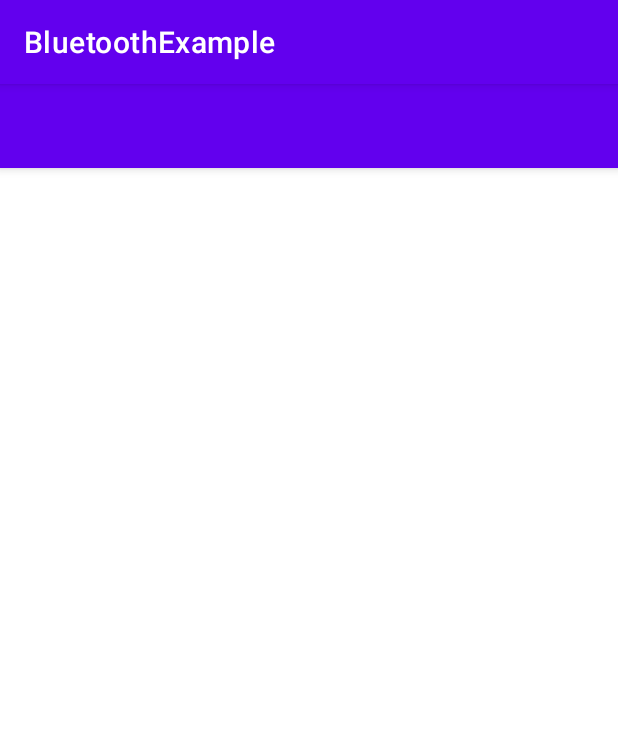
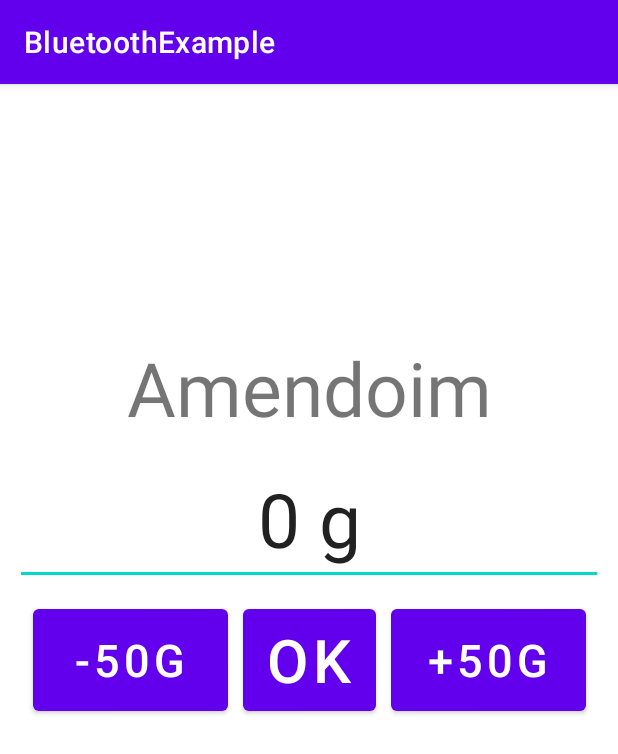
Before and after one commit to Pieraqua/VMG_VendingMachineGranel, an Android app: the SelecaoProdutos screen opened directly, with no data from a screen before it, after a tap on "ACEITAR", on a phone screen of 412 x 824 dp. Shown: the top 754 px of the screen. Run offline under Robolectric (Android 15) with nearby library versions, the phone set to English and light mode, and no system bars; 3 other taps on this screen came first.

Commit message:
tela de selecao de pesos

```diff
--- a/VmgApp/app/src/main/AndroidManifest.xml
+++ b/VmgApp/app/src/main/AndroidManifest.xml
@@ -3,6 +3,7 @@
     package="com.example.bluetoothexample">
 
     <uses-permission android:name="android.permission.BLUETOOTH"/>
+    <uses-permission android:name="android.permission.BLUETOOTH_CONNECT"/>
     <uses-permission android:name="android.permission.BLUETOOTH_ADMIN"/>
     <application
         android:allowBackup="true"
--- a/VmgApp/app/src/main/java/com/example/bluetoothexample/SelecaoPesos.kt
+++ b/VmgApp/app/src/main/java/com/example/bluetoothexample/SelecaoPesos.kt
@@ -1,11 +1,96 @@
 package com.example.bluetoothexample
 
+import android.content.Intent
 import androidx.appcompat.app.AppCompatActivity
 import android.os.Bundle
+import android.widget.Button
+import android.widget.EditText
+import android.widget.TextView
+
+/* TODO BUG: Se ir para a próxima tela, voltar e apertar um botão o app crasha. */
+/* Talvez dê pra resolver com a função onResume?                                */
 
 class SelecaoPesos : AppCompatActivity() {
     override fun onCreate(savedInstanceState: Bundle?) {
         super.onCreate(savedInstanceState)
         setContentView(R.layout.activity_selecao_pesos)
+
+        val botaoMais50 = findViewById<Button>(R.id.bMais50g)
+        val botaoMenos50 = findViewById<Button>(R.id.bMenos50g)
+        val botaoConfirmarPeso = findViewById<Button>(R.id.bConfirmarPeso)
+
+        val tvItemAtual = findViewById<TextView>(R.id.tvItemAtual)
+        val etPesoAtual = findViewById<EditText>(R.id.tvPesoAtual)
+
+        var produtoAtual = 0
+
+        while(!SelecaoProdutos.listaDeProdutos[produtoAtual].escolhido)
+        {
+            produtoAtual++
+
+            if(produtoAtual >= 3)
+            {
+                /* Nenhum produto escolhido? */
+                //TODO: tratar erro
+
+                val intent = Intent(this@SelecaoPesos, ConfirmacaoCompra::class.java)
+
+                startActivity(intent)
+            }
+        }
+
+        etPesoAtual.setText(String.format("%d g",
+            SelecaoProdutos.listaDeProdutos[produtoAtual].peso))
+        tvItemAtual.text = SelecaoProdutos.listaDeProdutos[produtoAtual].nome
+
+        botaoMais50.setOnClickListener{
+            if(SelecaoProdutos.listaDeProdutos[produtoAtual].peso + 50 <= 2000)
+                SelecaoProdutos.listaDeProdutos[produtoAtual].peso += 50
+
+            val stringAtual: String = String.format("%d g", SelecaoProdutos.listaDeProdutos[produtoAtual].peso)
+
+            etPesoAtual.setText(stringAtual)
+
+        }
+
+        botaoMenos50.setOnClickListener{
+            if(SelecaoProdutos.listaDeProdutos[produtoAtual].peso - 50 >= 0)
+                SelecaoProdutos.listaDeProdutos[produtoAtual].peso -= 50
+
+            val stringAtual: String = String.format("%d g", SelecaoProdutos.listaDeProdutos[produtoAtual].peso)
+
+            etPesoAtual.setText(stringAtual)
+
+        }
+
+        botaoConfirmarPeso.setOnClickListener{
+            /* Pensando se vale a pena fazer isso, qqr coisa a gente verifica na montagem do pacote bluetooth */
+            //if(SelecaoProdutos.listaDeProdutos[produtoAtual].peso == 0)
+            //   SelecaoProdutos.listaDeProdutos[produtoAtual].escolhido = false
+
+            do
+            {
+                produtoAtual++
+
+                if(produtoAtual >= 3)
+                    break
+            } while(!SelecaoProdutos.listaDeProdutos[produtoAtual].escolhido)
+
+            if(produtoAtual < 3 && SelecaoProdutos.listaDeProdutos[produtoAtual].escolhido){
+                val stringAtual: String = String.format("%d g", SelecaoProdutos.listaDeProdutos[produtoAtual].peso)
+
+                tvItemAtual.text = SelecaoProdutos.listaDeProdutos[produtoAtual].nome
+                etPesoAtual.setText(stringAtual)
+            }
+            else
+            {
+                /* Troca de tela para confirmação de compra */
+                val intent = Intent(this@SelecaoPesos, ConfirmacaoCompra::class.java)
+
+                startActivity(intent)
+            }
+
+
+        }
     }
 }
--- a/VmgApp/app/src/main/java/com/example/bluetoothexample/SelecaoProdutos.kt
+++ b/VmgApp/app/src/main/java/com/example/bluetoothexample/SelecaoProdutos.kt
@@ -1,5 +1,6 @@
 package com.example.bluetoothexample
 
+import android.bluetooth.BluetoothManager
 import android.content.Intent
 import androidx.appcompat.app.AppCompatActivity
 import android.os.Bundle
@@ -7,6 +8,11 @@ import android.widget.Button
 import android.widget.TextView
 
 class SelecaoProdutos : AppCompatActivity() {
+    companion object ListaProdutos{
+        val listaDeProdutos: Array<Produto> =
+            Array(3) { Produto(nome = "", peso = 0, escolhido = false) }
+    }
+
     override fun onCreate(savedInstanceState: Bundle?) {
         super.onCreate(savedInstanceState)
         setContentView(R.layout.activity_selecao_produtos)
@@ -19,7 +25,6 @@ class SelecaoProdutos : AppCompatActivity() {
         val textItem2 = findViewById<TextView>(R.id.tvItem2)
         val textItem3 = findViewById<TextView>(R.id.tvItem3)
 
-        val listaDeProdutos : Array<Produto> = Array(3) {Produto(nome = "", peso = 0, escolhido = false)}
 
         listaDeProdutos[0].nome = "Amendoim"
         listaDeProdutos[1].nome = "Castanha de Caju"
--- a/VmgApp/app/src/main/java/com/example/bluetoothexample/TelaConexao.kt
+++ b/VmgApp/app/src/main/java/com/example/bluetoothexample/TelaConexao.kt
@@ -1,5 +1,7 @@
 package com.example.bluetoothexample
 
+import android.bluetooth.BluetoothAdapter
+import android.bluetooth.BluetoothManager
 import android.content.Intent
 import androidx.appcompat.app.AppCompatActivity
 import android.os.Bundle
@@ -16,5 +18,7 @@ class TelaConexao : AppCompatActivity() {
 
             startActivity(intent)
         }
+
+
     }
 }
--- a/VmgApp/app/src/main/res/layout/activity_selecao_pesos.xml
+++ b/VmgApp/app/src/main/res/layout/activity_selecao_pesos.xml
@@ -5,15 +5,65 @@
     android:layout_width="match_parent"
     android:layout_height="match_parent"
     tools:context=".SelecaoPesos">
-    <androidx.appcompat.widget.Toolbar
-        android:id="@+id/telaSelecao"
-        android:text="@+string/telaCreditos"
+
+    <TextView
         android:layout_width="match_parent"
-        android:layout_height="?attr/actionBarSize"
-        android:background="?attr/colorPrimary"
-        android:elevation="4dp"
-        android:theme="@style/ThemeOverlay.AppCompat.ActionBar"
-        app:popupTheme="@style/ThemeOverlay.AppCompat.Light"
-        app:layout_constraintTop_toTopOf="parent"/>
+        android:layout_height="wrap_content"
+        app:layout_constraintBottom_toTopOf="@id/tvPesoAtual"
+        app:layout_constraintStart_toStartOf="parent"
+        android:layout_marginHorizontal="10dp"
+        android:layout_marginVertical="10dp"
+        android:text="@string/placeholder"
+        android:id="@+id/tvItemAtual"
+        android:textAlignment="center"
+        android:textSize="50dp"
+        />
+    <EditText
+        android:layout_width="match_parent"
+        android:layout_height="wrap_content"
+        app:layout_constraintBottom_toTopOf="@id/bConfirmarPeso"
+        app:layout_constraintStart_toStartOf="parent"
+        android:layout_marginHorizontal="10dp"
+        android:layout_marginVertical="10dp"
+        android:text="@string/placeholder"
+        android:id="@+id/tvPesoAtual"
+        android:textAlignment="center"
+        android:textSize="50dp"
+        />
+    <Button
+        android:layout_width="130dp"
+        android:layout_height="80dp"
+        android:id="@+id/bMenos50g"
+        android:text="@string/bMenos50g"
+        app:layout_constraintTop_toBottomOf="@id/tvPesoAtual"
+        app:layout_constraintEnd_toStartOf="@id/bConfirmarPeso"
+        android:layout_marginHorizontal="10dp"
+        android:layout_marginVertical="10dp"
+        android:textSize="30dp"
+        />
+    <Button
+        android:layout_width="wrap_content"
+        android:layout_height="80dp"
+        android:id="@+id/bConfirmarPeso"
+        android:text="@string/bConfirmar"
+        android:textSize="40dp"
+        app:layout_constraintTop_toTopOf="parent"
+        app:layout_constraintBottom_toBottomOf="parent"
+        app:layout_constraintStart_toStartOf="parent"
+        app:layout_constraintEnd_toEndOf="parent"
+        android:layout_marginHorizontal="10dp"
+        android:layout_marginVertical="10dp"
+        />
+    <Button
+        android:layout_width="130dp"
+        android:layout_height="80dp"
+        android:id="@+id/bMais50g"
+        android:text="@string/bMais50g"
+        android:textSize="30dp"
+        app:layout_constraintTop_toBottomOf="@id/tvPesoAtual"
+        app:layout_constraintStart_toEndOf="@id/bConfirmarPeso"
+        android:layout_marginHorizontal="10dp"
+        android:layout_marginVertical="10dp"
+        />
 
 </androidx.constraintlayout.widget.ConstraintLayout>
--- a/VmgApp/app/src/main/res/values/strings.xml
+++ b/VmgApp/app/src/main/res/values/strings.xml
@@ -30,4 +30,13 @@
 
     /* Recycler view */
     <string name="nomeproduto_1">Amendoim</string>
+
+    /* Strings gerais */
+    <string name="placeholder">PLACEHOLDER</string>
+    <string name="bMenos50g">-50g</string>
+    <string name="bMais50g">+50g</string>
+    <string name="bConfirmar">OK</string>
+    <string name="tvItem3Confirmacao">Castanha de Caju: 0g</string>
+    <string name="tvItem2Confirmacao">Castanha do Pará: 0g</string>
+    <string name="tvItem1Confirmacao">Amendoim: 0g</string>
 </resources>
```
Also changed, not shown: VmgApp/app/src/main/res/layout/activity_confirmacao_compra.xml (+34 -18 lines), 2 other files.
